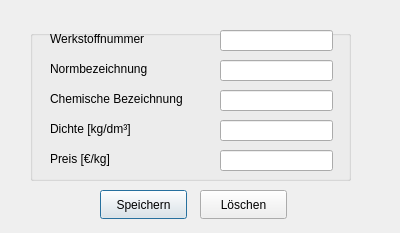
Old version of the form material.ui in the repository TranRed/SK_Koelsch.
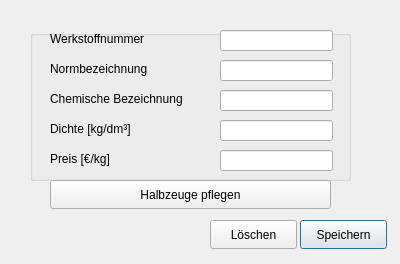
New version of the form.

```diff
--- a/material.ui
+++ b/material.ui
@@ -7,7 +7,7 @@
     <x>0</x>
     <y>0</y>
     <width>400</width>
-    <height>233</height>
+    <height>264</height>
    </rect>
   </property>
   <property name="windowTitle">
@@ -144,8 +144,8 @@
   <widget class="QPushButton" name="pushButton_save">
    <property name="geometry">
     <rect>
-     <x>100</x>
-     <y>190</y>
+     <x>300</x>
+     <y>220</y>
      <width>87</width>
      <height>29</height>
     </rect>
@@ -157,8 +157,8 @@
   <widget class="QPushButton" name="pushButton_delete">
    <property name="geometry">
     <rect>
-     <x>200</x>
-     <y>190</y>
+     <x>210</x>
+     <y>220</y>
      <width>87</width>
      <height>29</height>
     </rect>
@@ -167,6 +167,19 @@
     <string>Löschen</string>
    </property>
   </widget>
+  <widget class="QPushButton" name="pushButton_sfg">
+   <property name="geometry">
+    <rect>
+     <x>50</x>
+     <y>180</y>
+     <width>281</width>
+     <height>29</height>
+    </rect>
+   </property>
+   <property name="text">
+    <string>Halbzeuge pflegen</string>
+   </property>
+  </widget>
  </widget>
  <tabstops>
   <tabstop>lineEdit_material</tabstop>
```
Left out of the diff: 2 changed lines with no effect on the pictures.
